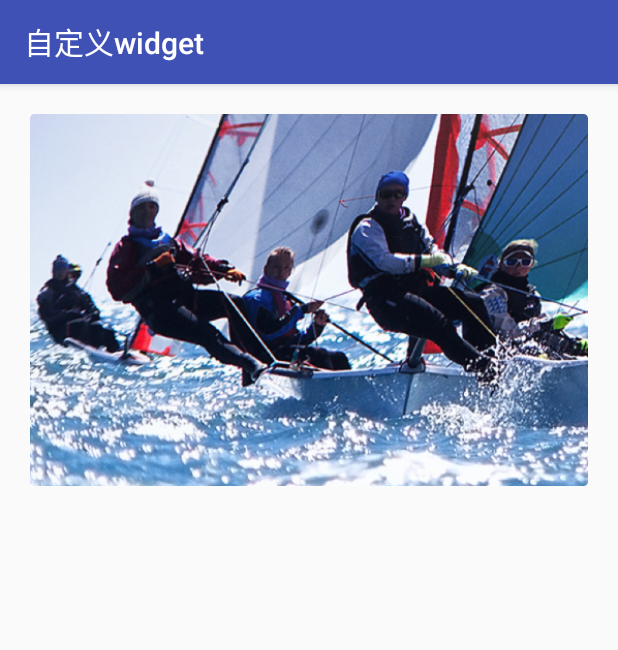
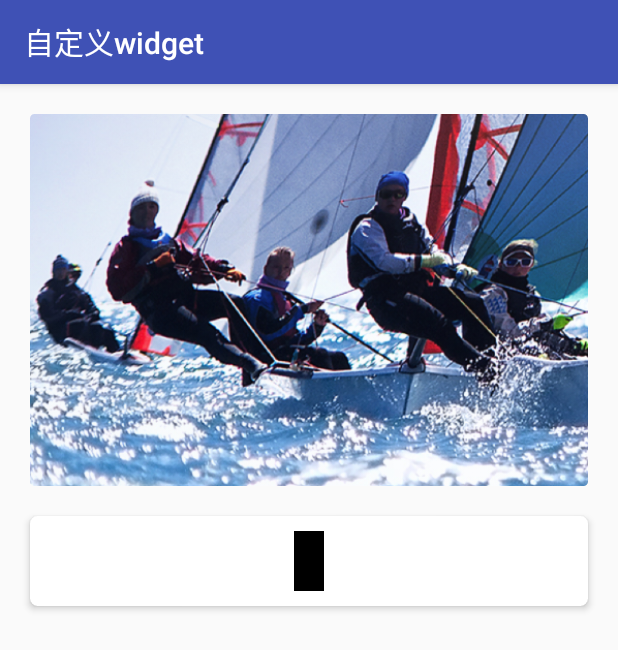
Before and after one commit to shixin58/WaterlooBridge, an Android app: the CustomWidgetActivity screen opened directly, with no data from a screen before it, on a phone screen of 412 x 824 dp. Shown: the top 650 px of the screen. Run offline under Robolectric (Android 15) with nearby library versions, the phone set to English and light mode, and no system bars.

Commit message:
增加CardView

```diff
--- a/app/build.gradle
+++ b/app/build.gradle
@@ -26,6 +26,7 @@ dependencies {
     androidTestImplementation 'com.android.support.test.espresso:espresso-core:3.0.1'
 
     implementation "com.android.support:design:$rootProject.supportLibraryVersion"
+    implementation "com.android.support:cardview-v7:$rootProject.supportLibraryVersion"
     implementation 'com.android.support.constraint:constraint-layout:1.0.2'
     implementation 'com.jakewharton:butterknife:8.4.0'
     annotationProcessor 'com.jakewharton:butterknife-compiler:8.4.0'
--- a/app/src/main/res/layout/activity_custom_widget.xml
+++ b/app/src/main/res/layout/activity_custom_widget.xml
@@ -5,6 +5,7 @@
     xmlns:app="http://schemas.android.com/apk/res-auto">
 
     <com.victor.utils.widget.RoundCornerImageView
+        android:id="@+id/round_corner_image_view"
         android:layout_width="0dp"
         android:layout_height="0dp"
         app:layout_constraintLeft_toLeftOf="parent"
@@ -17,4 +18,25 @@
         app:corner_radius="3dp"
         android:scaleType="centerCrop"
         android:src="@drawable/sailboat_race"/>
+
+    <android.support.v7.widget.CardView
+        android:id="@+id/card_view"
+        android:layout_width="0dp"
+        android:layout_height="60dp"
+        app:layout_constraintLeft_toLeftOf="parent"
+        app:layout_constraintRight_toRightOf="parent"
+        app:layout_constraintTop_toBottomOf="@id/round_corner_image_view"
+        android:layout_marginLeft="20dp"
+        android:layout_marginRight="20dp"
+        android:layout_marginTop="20dp"
+        app:cardBackgroundColor="@android:color/white"
+        app:cardCornerRadius="5dp"
+        app:cardElevation="3dp">
+
+        <View
+            android:layout_width="20dp"
+            android:layout_height="40dp"
+            android:background="@android:color/black"
+            android:layout_gravity="center" />
+    </android.support.v7.widget.CardView>
 </android.support.constraint.ConstraintLayout>
```
